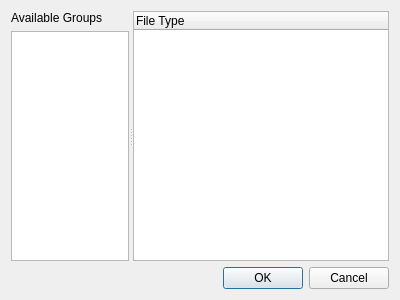
ZIMA-Engineering/ZIMA-CAD-Parts, file src/filtersdialog.ui: the form before one commit.
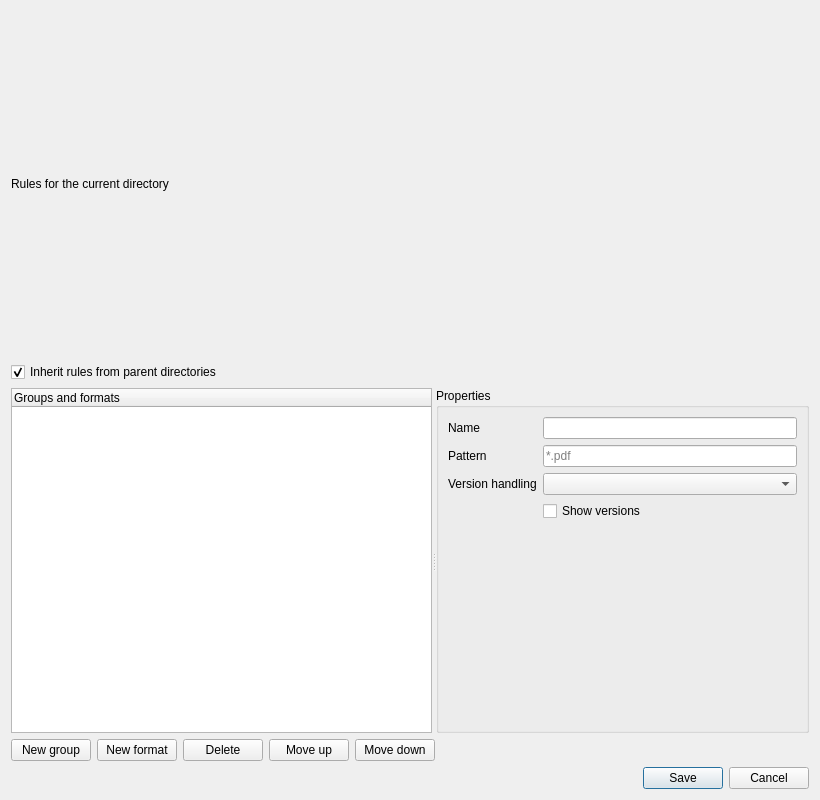
The form after the commit. Icons and pictures are not drawn.

```diff
--- a/src/filtersdialog.ui
+++ b/src/filtersdialog.ui
@@ -2,73 +2,45 @@
 <ui version="4.0">
  <class>FiltersDialog</class>
  <widget class="QDialog" name="FiltersDialog">
-  <property name="geometry">
-   <rect>
-    <x>0</x>
-    <y>0</y>
-    <width>400</width>
-    <height>300</height>
-   </rect>
-  </property>
-  <property name="windowTitle">
-   <string>Filters</string>
-  </property>
-  <property name="windowIcon">
-   <iconset resource="../zima-cad-parts.qrc">
-    <normaloff>:/gfx/icon.png</normaloff>:/gfx/icon.png</iconset>
-  </property>
-  <layout class="QGridLayout" name="gridLayout">
-   <item row="0" column="0">
+  <property name="geometry"><rect><x>0</x><y>0</y><width>820</width><height>800</height></rect></property>
+  <property name="minimumSize"><size><width>760</width><height>680</height></size></property>
+  <property name="windowTitle"><string>Filters</string></property>
+  <layout class="QVBoxLayout" name="mainLayout">
+   <item><widget class="QLabel" name="scopeLabel"><property name="text"><string>Rules for the current directory</string></property></widget></item>
+   <item><widget class="QCheckBox" name="inheritCheckBox"><property name="text"><string>Inherit rules from parent directories</string></property><property name="checked"><bool>true</bool></property></widget></item>
+   <item>
     <widget class="QSplitter" name="splitter">
-     <property name="orientation">
-      <enum>Qt::Horizontal</enum>
-     </property>
-     <widget class="QWidget" name="">
-      <layout class="QVBoxLayout" name="verticalLayout">
-       <item>
-        <widget class="QLabel" name="label">
-         <property name="text">
-          <string>Available Groups</string>
-         </property>
-        </widget>
-       </item>
-       <item>
-        <widget class="QListWidget" name="listWidget">
-         <property name="alternatingRowColors">
-          <bool>true</bool>
-         </property>
-        </widget>
-       </item>
-      </layout>
-     </widget>
+     <property name="orientation"><enum>Qt::Horizontal</enum></property>
      <widget class="QTreeWidget" name="treeWidget">
-      <property name="sizePolicy">
-       <sizepolicy hsizetype="MinimumExpanding" vsizetype="Expanding">
-        <horstretch>0</horstretch>
-        <verstretch>0</verstretch>
-       </sizepolicy>
-      </property>
-      <property name="alternatingRowColors">
-       <bool>true</bool>
-      </property>
-      <column>
-       <property name="text">
-        <string notr="true">File Type</string>
-       </property>
-      </column>
+      <property name="alternatingRowColors"><bool>true</bool></property>
+      <column><property name="text"><string>Groups and formats</string></property></column>
      </widget>
+     <widget class="QGroupBox" name="propertiesGroupBox">
+      <property name="title"><string>Properties</string></property>
+      <layout class="QFormLayout" name="propertiesLayout">
+       <item row="0" column="0"><widget class="QLabel" name="nameLabel"><property name="text"><string>Name</string></property></widget></item>
+       <item row="0" column="1"><widget class="QLineEdit" name="nameLineEdit"/></item>
+       <item row="1" column="0"><widget class="QLabel" name="patternLabel"><property name="text"><string>Pattern</string></property></widget></item>
+       <item row="1" column="1"><widget class="QLineEdit" name="patternLineEdit"><property name="placeholderText"><string>*.pdf</string></property></widget></item>
+       <item row="2" column="0"><widget class="QLabel" name="versionModeLabel"><property name="text"><string>Version handling</string></property></widget></item>
+       <item row="2" column="1"><widget class="QComboBox" name="versionModeComboBox"/></item>
+       <item row="3" column="1"><widget class="QCheckBox" name="showVersionsCheckBox"><property name="text"><string>Show versions</string></property></widget></item>
+       <item row="4" column="0" colspan="2"><spacer name="propertiesSpacer"><property name="orientation"><enum>Qt::Vertical</enum></property><property name="sizeHint" stdset="0"><size><width>20</width><height>40</height></size></property></spacer></item>
+      </layout>
+     </widget>
     </widget>
    </item>
-   <item row="1" column="0">
-    <widget class="QDialogButtonBox" name="buttonBox">
-     <property name="orientation">
-      <enum>Qt::Horizontal</enum>
-     </property>
-     <property name="standardButtons">
-      <set>QDialogButtonBox::Cancel|QDialogButtonBox::Ok</set>
-     </property>
-    </widget>
+   <item>
+    <layout class="QHBoxLayout" name="actionsLayout">
+     <item><widget class="QPushButton" name="addGroupButton"><property name="text"><string>New group</string></property></widget></item>
+     <item><widget class="QPushButton" name="addFormatButton"><property name="text"><string>New format</string></property></widget></item>
+     <item><widget class="QPushButton" name="deleteButton"><property name="text"><string>Delete</string></property></widget></item>
+     <item><widget class="QPushButton" name="moveUpButton"><property name="text"><string>Move up</string></property></widget></item>
+     <item><widget class="QPushButton" name="moveDownButton"><property name="text"><string>Move down</string></property></widget></item>
+     <item><spacer name="actionsSpacer"><property name="orientation"><enum>Qt::Horizontal</enum></property><property name="sizeHint" stdset="0"><size><width>40</width><height>20</height></size></property></spacer></item>
+    </layout>
    </item>
+   <item><widget class="QDialogButtonBox" name="buttonBox"><property name="standardButtons"><set>QDialogButtonBox::Cancel|QDialogButtonBox::Save</set></property></widget></item>
   </layout>
  </widget>
  <resources>
```
Left out of the diff: 37 changed lines with no effect on the pictures.
